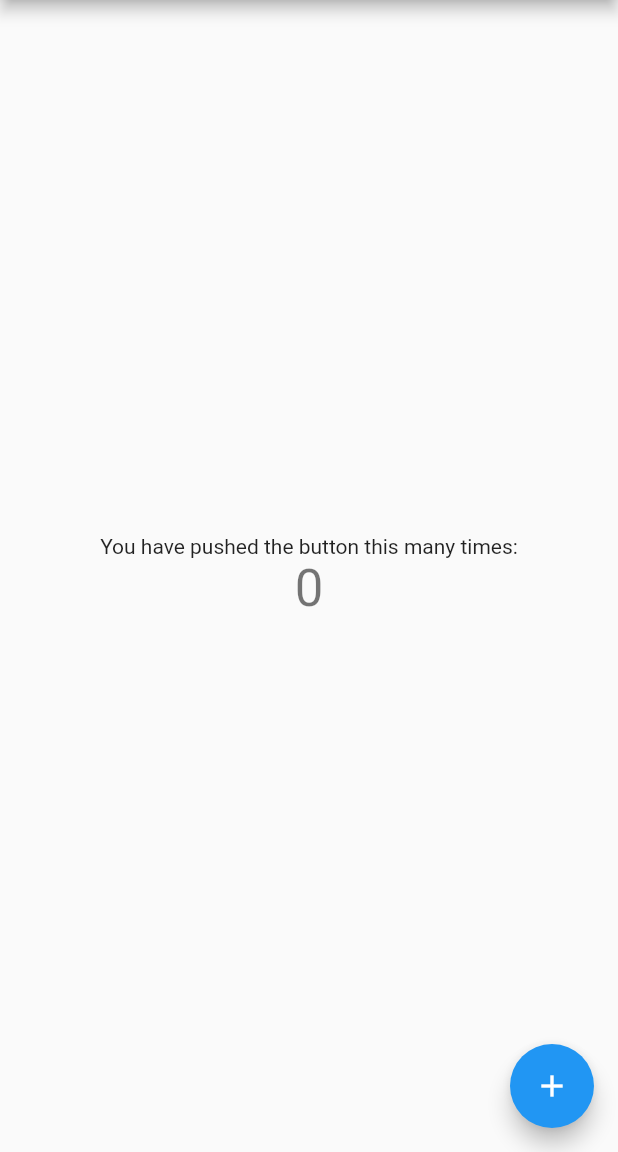
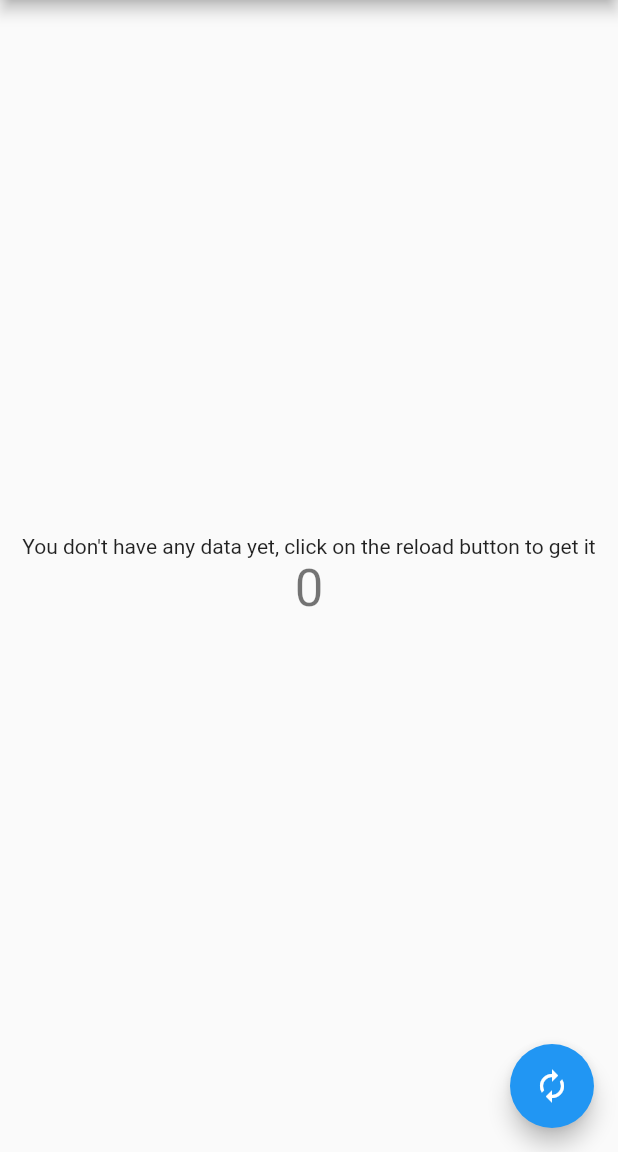
Before and after one commit to Flavsditz/coronoa_dashboard, a Flutter app: the screen it shows after launch, on a phone screen of 412 x 824 dp, the part 84-1236 px from its top. Run offline on Flutter 3.47's test engine with Material 2 defaults, Android fonts, the phone set to English and light mode, and no system bars.

Commit message:
initial challenge

```diff
--- a/lib/landing_page.dart
+++ b/lib/landing_page.dart
@@ -10,11 +10,17 @@ class LandingPage extends StatefulWidget {
 }
 
 class _LandingPageState extends State<LandingPage> {
-  int _counter = 0;
+  int _infections = 0;
 
-  void _incrementCounter() {
+  void _getGlobalInfectionsNumber() async {
+    //TODO: Make your HTTP request here
+    // 1) use this URL: https://api.thevirustracker.com/free-api?global=stats
+    //    check what you get and how to extract it correctly
+    // 2) play around with the other enpoints if you want
+
+    //Remember to set the state of the app once you have a value
     setState(() {
-      _counter++;
+
     });
   }
 
@@ -28,20 +34,25 @@ class _LandingPageState extends State<LandingPage> {
         child: Column(
           mainAxisAlignment: MainAxisAlignment.center,
           children: <Widget>[
+            if(_infections == 0)
+              Text(
+                'You don\'t have any data yet, click on the reload button to get it',
+              ),
+            if(_infections != 0)
+              Text(
+                'Globally, the number of infections at the moment is:',
+              ),
             Text(
-              'You have pushed the button this many times:',
-            ),
-            Text(
-              '$_counter',
+              '$_infections',
               style: Theme.of(context).textTheme.headline4,
             ),
           ],
         ),
       ),
       floatingActionButton: FloatingActionButton(
-        onPressed: _incrementCounter,
-        tooltip: 'Increment',
-        child: Icon(Icons.add),
+        onPressed: _getGlobalInfectionsNumber,
+        tooltip: 'Reload Data',
+        child: Icon(Icons.autorenew),
       ),
     );
   }
```
Also changed, not shown: pubspec.yaml (+1 -55 lines), pubspec.lock.
